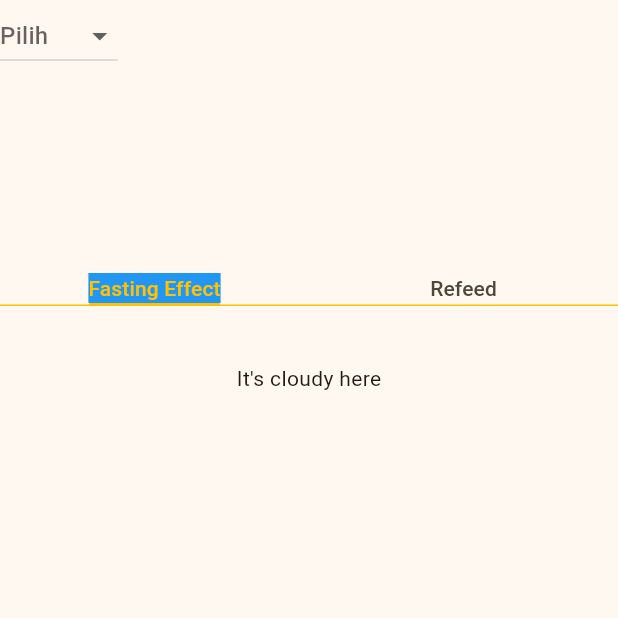
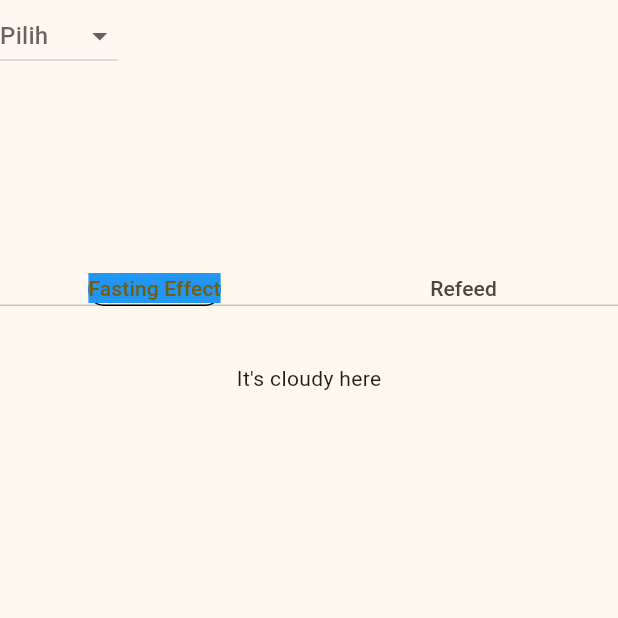
Before and after one commit to ilhamafandi21/soul-fast, a Flutter app: the screen it shows after launch, on a phone screen of 412 x 824 dp, the top half of it. Run offline on Flutter 3.47's test engine with Material 3 defaults, Android fonts, the phone set to English and light mode, and no system bars.

Commit message:
05 Nov 2025

```diff
--- a/lib/widgets/tab_overview_fasting/tab_overview_fasting.dart
+++ b/lib/widgets/tab_overview_fasting/tab_overview_fasting.dart
@@ -16,9 +16,12 @@ class _TabOverviewFastingState extends State<TabOverviewFasting> {
       child: Scaffold(
         appBar: AppBar(
           bottom: TabBar(
-            labelColor: Colors.amber,
-            dividerColor: Colors.amber,
-            indicatorColor: Colors.amber,
+            indicator: BoxDecoration(
+              border: BoxBorder.all(
+                color: Colors.black,
+              ),
+              borderRadius: BorderRadius.circular(10),
+            ),
             tabs: <Widget>[
               Container(color: Colors.blue, child: Text('Fasting Effect')),
               Text('Refeed'),
```
